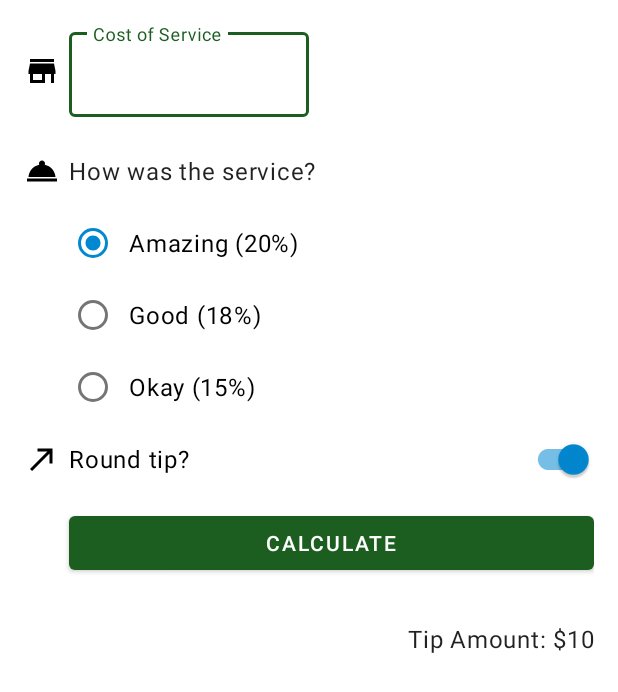
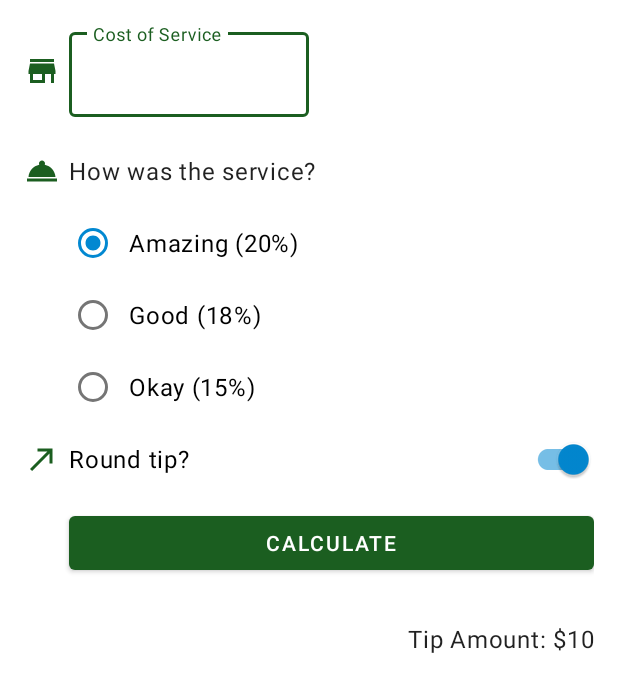
Before and after one commit to besmax/TipTime, an Android app: the layout activity_main.xml on its own in the app's theme, with its tools: preview values and no code run, on a phone screen of 412 x 824 dp. Shown: the top 692 px of the screen. Run offline under Robolectric (Android 15) with nearby library versions, the phone set to English and light mode, and no system bars.

Commit message:
hide keyboard was added on Enter, icons colors was changed

```diff
--- a/app/src/main/java/bes/max/tiptime/MainActivity.kt
+++ b/app/src/main/java/bes/max/tiptime/MainActivity.kt
@@ -1,7 +1,11 @@
 package bes.max.tiptime
 
+import android.content.Context
 import androidx.appcompat.app.AppCompatActivity
 import android.os.Bundle
+import android.view.KeyEvent
+import android.view.View
+import android.view.inputmethod.InputMethodManager
 import bes.max.tiptime.databinding.ActivityMainBinding
 import java.text.NumberFormat
 
@@ -15,6 +19,8 @@ class MainActivity : AppCompatActivity() {
         setContentView(binding.root)
 
         binding.calculateButton.setOnClickListener { calculateTip() }
+
+        binding.costOfServiceEditText.setOnKeyListener{ view, keyCode, _ -> hideKeyboard(view, keyCode) }
     }
 
     private fun calculateTip() {
@@ -42,4 +48,13 @@ class MainActivity : AppCompatActivity() {
         binding.tipResult.text = getString(R.string.tip_amount, formattedTip)
     }
 
+    private fun hideKeyboard(view: View, keyCode: Int) : Boolean {
+        if (keyCode == KeyEvent.KEYCODE_ENTER) {
+            val inputMethodManager = getSystemService(Context.INPUT_METHOD_SERVICE) as InputMethodManager
+            inputMethodManager.hideSoftInputFromWindow(view.windowToken, 0)
+            return true
+        }
+        return false
+    }
+
 }
--- a/app/src/main/res/drawable/ic_round_up.xml
+++ b/app/src/main/res/drawable/ic_round_up.xml
@@ -1,5 +1,10 @@
-<vector android:autoMirrored="true" android:height="24dp"
-    android:tint="#000000" android:viewportHeight="24"
-    android:viewportWidth="24" android:width="24dp" xmlns:android="http://schemas.android.com/apk/res/android">
-    <path android:fillColor="@android:color/white" android:pathData="M9,5v2h6.59L4,18.59 5.41,20 17,8.41V15h2V5z"/>
+<vector android:autoMirrored="true"
+    android:height="24dp"
+    android:tint="?attr/colorPrimary"
+    android:viewportHeight="24"
+    android:viewportWidth="24"
+    android:width="24dp"
+    xmlns:android="http://schemas.android.com/apk/res/android">
+    <path android:fillColor="@android:color/white"
+        android:pathData="M9,5v2h6.59L4,18.59 5.41,20 17,8.41V15h2V5z"/>
 </vector>
--- a/app/src/main/res/drawable/ic_service.xml
+++ b/app/src/main/res/drawable/ic_service.xml
@@ -1,5 +1,9 @@
-<vector android:height="24dp" android:tint="#000000"
-    android:viewportHeight="24" android:viewportWidth="24"
-    android:width="24dp" xmlns:android="http://schemas.android.com/apk/res/android">
-    <path android:fillColor="@android:color/white" android:pathData="M2,17h20v2L2,19zM13.84,7.79c0.1,-0.24 0.16,-0.51 0.16,-0.79 0,-1.1 -0.9,-2 -2,-2s-2,0.9 -2,2c0,0.28 0.06,0.55 0.16,0.79C6.25,8.6 3.27,11.93 3,16h18c-0.27,-4.07 -3.25,-7.4 -7.16,-8.21z"/>
+<vector android:height="24dp"
+    android:tint="?attr/colorPrimary"
+    android:viewportHeight="24"
+    android:viewportWidth="24"
+    android:width="24dp"
+    xmlns:android="http://schemas.android.com/apk/res/android">
+    <path android:fillColor="@android:color/white"
+        android:pathData="M2,17h20v2L2,19zM13.84,7.79c0.1,-0.24 0.16,-0.51 0.16,-0.79 0,-1.1 -0.9,-2 -2,-2s-2,0.9 -2,2c0,0.28 0.06,0.55 0.16,0.79C6.25,8.6 3.27,11.93 3,16h18c-0.27,-4.07 -3.25,-7.4 -7.16,-8.21z"/>
 </vector>
--- a/app/src/main/res/drawable/ic_store.xml
+++ b/app/src/main/res/drawable/ic_store.xml
@@ -1,5 +1,9 @@
-<vector android:height="24dp" android:tint="#000000"
-    android:viewportHeight="24" android:viewportWidth="24"
-    android:width="24dp" xmlns:android="http://schemas.android.com/apk/res/android">
-    <path android:fillColor="@android:color/white" android:pathData="M20,4L4,4v2h16L20,4zM21,14v-2l-1,-5L4,7l-1,5v2h1v6h10v-6h4v6h2v-6h1zM12,18L6,18v-4h6v4z"/>
+<vector android:height="24dp"
+    android:tint="?attr/colorPrimary"
+    android:viewportHeight="24"
+    android:viewportWidth="24"
+    android:width="24dp"
+    xmlns:android="http://schemas.android.com/apk/res/android">
+    <path android:fillColor="@android:color/white"
+        android:pathData="M20,4L4,4v2h16L20,4zM21,14v-2l-1,-5L4,7l-1,5v2h1v6h10v-6h4v6h2v-6h1zM12,18L6,18v-4h6v4z"/>
 </vector>
```
